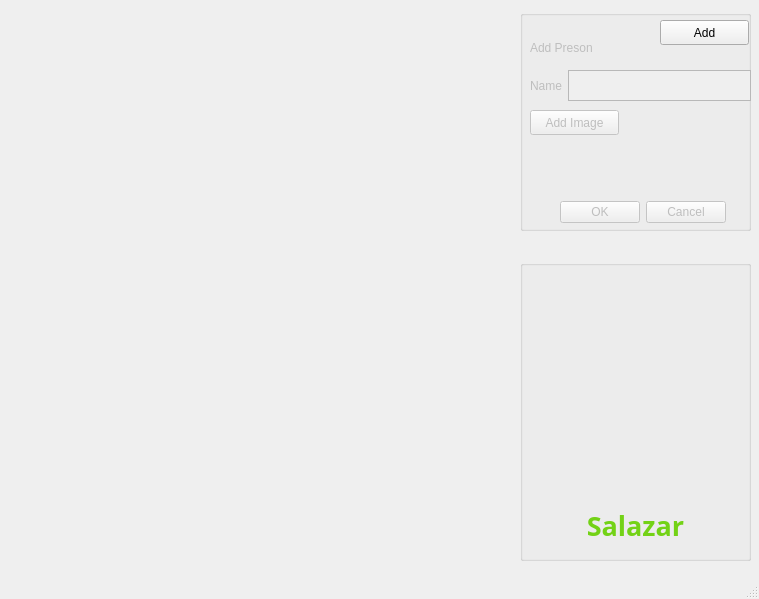
This is untitled.ui in marwenbbn/face as Qt 5 draws it before an edit. The edited form follows.
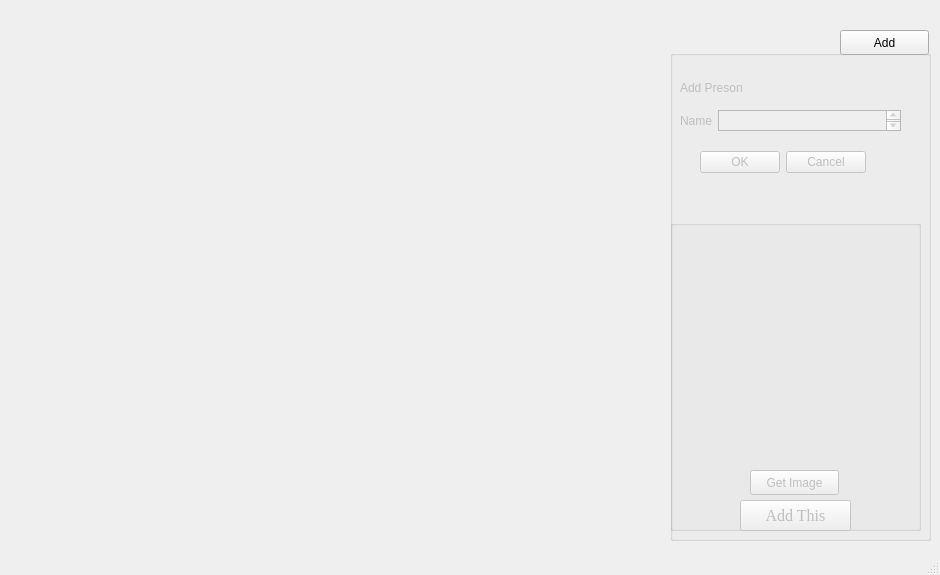
This is the edited form.

The edit to the form file:
```diff
--- a/untitled.ui
+++ b/untitled.ui
@@ -6,8 +6,8 @@
    <rect>
     <x>0</x>
     <y>0</y>
-    <width>759</width>
-    <height>599</height>
+    <width>940</width>
+    <height>575</height>
    </rect>
   </property>
   <property name="windowTitle">
@@ -15,12 +15,15 @@
   </property>
   <widget class="QWidget" name="centralwidget">
    <widget class="QLabel" name="label">
+    <property name="enabled">
+     <bool>true</bool>
+    </property>
     <property name="geometry">
      <rect>
       <x>10</x>
-      <y>10</y>
-      <width>491</width>
-      <height>481</height>
+      <y>30</y>
+      <width>640</width>
+      <height>480</height>
      </rect>
     </property>
     <property name="text">
@@ -33,10 +36,10 @@
     </property>
     <property name="geometry">
      <rect>
-      <x>520</x>
-      <y>10</y>
-      <width>231</width>
-      <height>221</height>
+      <x>670</x>
+      <y>50</y>
+      <width>261</width>
+      <height>491</height>
      </rect>
     </property>
     <property name="title">
@@ -61,7 +64,7 @@
        <x>10</x>
        <y>60</y>
        <width>221</width>
-       <height>31</height>
+       <height>21</height>
       </rect>
      </property>
      <layout class="QHBoxLayout" name="horizontalLayout">
@@ -80,8 +83,8 @@
     <widget class="QDialogButtonBox" name="buttonBox">
      <property name="geometry">
       <rect>
-       <x>40</x>
-       <y>190</y>
+       <x>30</x>
+       <y>100</y>
        <width>166</width>
        <height>25</height>
       </rect>
@@ -90,40 +93,13 @@
       <set>QDialogButtonBox::Cancel|QDialogButtonBox::Ok</set>
      </property>
     </widget>
-    <widget class="QPushButton" name="pushButton">
-     <property name="geometry">
-      <rect>
-       <x>10</x>
-       <y>100</y>
-       <width>89</width>
-       <height>25</height>
-      </rect>
-     </property>
-     <property name="text">
-      <string>Add Image</string>
-     </property>
-    </widget>
-   </widget>
-   <widget class="QPushButton" name="pushButton_2">
-    <property name="geometry">
-     <rect>
-      <x>660</x>
-      <y>20</y>
-      <width>89</width>
-      <height>25</height>
-     </rect>
-    </property>
-    <property name="text">
-     <string>Add</string>
-    </property>
-   </widget>
    <widget class="QGroupBox" name="groupBox_2">
     <property name="geometry">
      <rect>
-      <x>520</x>
-      <y>260</y>
-      <width>231</width>
-      <height>301</height>
+       <x>0</x>
+       <y>170</y>
+       <width>251</width>
+       <height>311</height>
      </rect>
     </property>
     <property name="title">
@@ -132,7 +108,7 @@
     <widget class="QLabel" name="label_4">
      <property name="geometry">
       <rect>
-       <x>0</x>
+        <x>10</x>
        <y>20</y>
        <width>224</width>
        <height>224</height>
@@ -142,33 +118,52 @@
       <string/>
      </property>
     </widget>
-    <widget class="QLabel" name="label_5">
+     <widget class="QPushButton" name="addthis">
      <property name="geometry">
       <rect>
-       <x>20</x>
-       <y>250</y>
-       <width>191</width>
+        <x>70</x>
+        <y>280</y>
+        <width>111</width>
        <height>31</height>
       </rect>
      </property>
      <property name="font">
       <font>
-       <family>Ubuntu Condensed</family>
-       <pointsize>20</pointsize>
-       <weight>75</weight>
-       <bold>true</bold>
-      </font>
-     </property>
-     <property name="styleSheet">
-      <string notr="true">color: rgb(115, 210, 22);</string>
-     </property>
+        <family>Times New Roman</family>
+        <pointsize>12</pointsize>
+       </font>
+      </property>
      <property name="text">
-      <string>Salazar</string>
-     </property>
-     <property name="alignment">
-      <set>Qt::AlignCenter</set>
-     </property>
-    </widget>
+       <string>Add This</string>
+      </property>
+     </widget>
+     <widget class="QPushButton" name="pushButton">
+      <property name="geometry">
+       <rect>
+        <x>80</x>
+        <y>250</y>
+        <width>89</width>
+        <height>25</height>
+       </rect>
+      </property>
+      <property name="text">
+       <string>Get Image</string>
+      </property>
+     </widget>
+    </widget>
+   </widget>
+   <widget class="QPushButton" name="pushButton_2">
+    <property name="geometry">
+     <rect>
+      <x>840</x>
+      <y>30</y>
+      <width>89</width>
+      <height>25</height>
+     </rect>
+    </property>
+    <property name="text">
+     <string>Add</string>
+    </property>
    </widget>
   </widget>
   <widget class="QMenuBar" name="menubar">
```
Left out of the diff: 2 changed lines with no effect on the pictures. Lines whose indentation alone changed are shown as unchanged.
